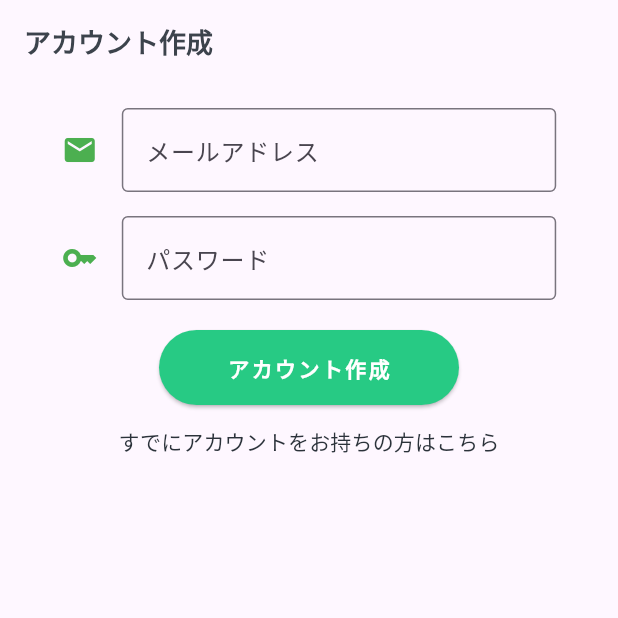
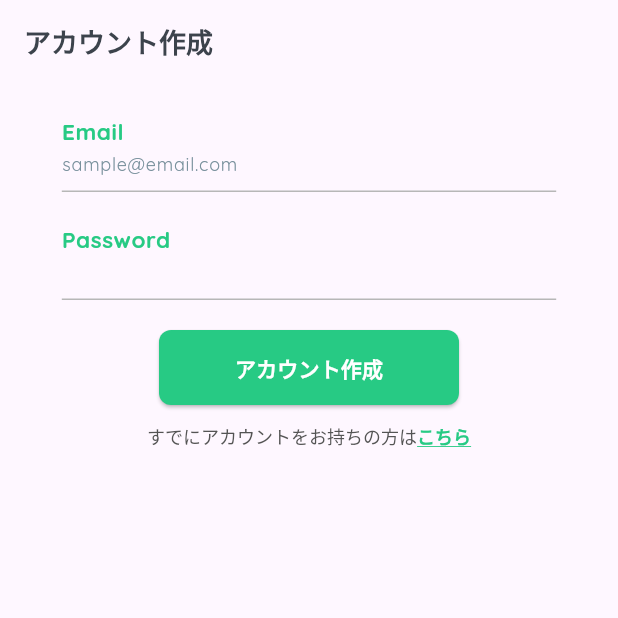
Before and after one commit to YunaSuzuki/timo, a Flutter app: the screen it shows after launch, on a phone screen of 412 x 824 dp, the top half of it. Run offline on Flutter 3.47's test engine with Material 3 defaults, Android fonts, the phone set to English and light mode, and no system bars; our stand-ins replace chat_bubbles, cloud_firestore, firebase_auth, firebase_core, flutter_layout_grid, font_awesome_flutter; accounts and stored records are empty; Roboto replaces fonts that are missing (M_Plus_Rounded_1c).

Commit message:
fix design and add font
fix signUp page design

```diff
--- a/lib/screen/signup_page.dart
+++ b/lib/screen/signup_page.dart
@@ -1,3 +1,4 @@
+import 'package:flutter/gestures.dart';
 import 'package:flutter/material.dart';
 import 'package:firebase_auth/firebase_auth.dart';
 import 'package:timo/screen/signin_page.dart';
@@ -54,7 +55,7 @@
           title: const Text(
             'アカウント作成',
             style: TextStyle(
-              fontWeight: FontWeight.bold,
+              fontWeight: FontWeight.w700,
               color: Color(0xFF3c434c),
               fontSize: 18
             ),
@@ -70,16 +71,17 @@
                 child: TextField(
                   controller: _emailController,
                   decoration: const InputDecoration(
-                    focusedBorder: OutlineInputBorder(
-                      borderSide: BorderSide(color: Color(0xFF27CA84)),
-                      borderRadius: BorderRadius.all(Radius.circular(4.0)),
+                    labelText: 'Email',
+                    floatingLabelStyle: TextStyle(fontSize: 20, color: Color(0xFF27CA84), fontFamily: 'Quicksand', fontWeight: FontWeight.w700),
+                    floatingLabelBehavior: FloatingLabelBehavior.always,
+                    hintText: 'sample@email.com',
+                    hintStyle: TextStyle(fontSize: 12, color: Color(0xFF78909C), fontFamily: 'Quicksand'),
+                    enabledBorder: UnderlineInputBorder(
+                      borderSide: BorderSide(color: Color(0xFFb7b7b7)),
                     ),
-                    border: OutlineInputBorder(
-                      borderSide: BorderSide(color: Color(0xFF27CA84)),
-                      borderRadius: BorderRadius.all(Radius.circular(4.0)),
+                    focusedBorder: UnderlineInputBorder(
+                      borderSide: BorderSide(color: Color(0xFFb7b7b7)),
                     ),
-                    labelText: 'メールアドレス',
-                    icon: Icon(Icons.mail, color: Colors.green,),
                   ),
                 ),
               ),
@@ -91,16 +93,16 @@
                 child: TextField(
                   controller: _passwordController,
                   decoration: const InputDecoration(
-                    focusedBorder: OutlineInputBorder(
-                      borderSide: BorderSide(color: Color(0xFF27CA84)),
-                      borderRadius: BorderRadius.all(Radius.circular(4.0)),
+                    labelText: 'Password',
+                    floatingLabelStyle: TextStyle(fontSize: 20, color: Color(0xFF27CA84), fontFamily: 'Quicksand', fontWeight: FontWeight.bold),
+                    floatingLabelBehavior: FloatingLabelBehavior.always,
+                    hintStyle: TextStyle(fontSize: 12, color: Color(0xFF78909C)),
+                    enabledBorder: UnderlineInputBorder(
+                      borderSide: BorderSide(color: Color(0xFFb7b7b7)),
                     ),
-                    border: OutlineInputBorder(
-                      borderSide: BorderSide(color: Color(0xFF27CA84)),
-                      borderRadius: BorderRadius.all(Radius.circular(4.0)),
+                    focusedBorder: UnderlineInputBorder(
+                      borderSide: BorderSide(color: Color(0xFFb7b7b7)),
                     ),
-                    icon: Icon(Icons.key, color: Colors.green,),
-                    labelText: 'パスワード',
                   ),
                   obscureText: true,
                 ),
@@ -111,29 +113,45 @@
                 child: const Text(
                   'アカウント作成',
                   style: TextStyle(
+                    fontWeight: FontWeight.w700,
                     color: Color(0xFFFFFFFF),
-                    fontWeight: FontWeight.bold,
-                    letterSpacing: 1.6
                   ),
                 ),
                 style: ButtonStyle(
-                    backgroundColor: WidgetStatePropertyAll(Color(0xFF27CA84)),
-                    minimumSize: WidgetStatePropertyAll(Size(200, 50))
+                  backgroundColor: WidgetStatePropertyAll(Color(0xFF27CA84)),
+                  minimumSize: WidgetStatePropertyAll(Size(200, 50)),
+                  shape: WidgetStatePropertyAll(RoundedRectangleBorder(borderRadius: BorderRadius.circular(8.0)))
                 ),
               ),
-              TextButton(
-                onPressed: () {
-                  Navigator.push(
-                    context,
-                    MaterialPageRoute(builder: (_) => const SignInPage()),
-                  );
-                },
-                child: const Text(
-                  'すでにアカウントをお持ちの方はこちら',
+              SizedBox(
+                height: 12,
+              ),
+              RichText(
+                text: TextSpan(
                   style: TextStyle(
-                    color: Color(0xFF2B323A),
+                    fontSize: 12.0,
+                    color: Color(0xFF545454),
                   ),
+                  children: [
+                    TextSpan(text: 'すでにアカウントをお持ちの方は'),
+                    TextSpan(
+                      text: 'こちら',
+                      style: TextStyle(
+                        color: Color(0xFF27CA84),
+                        fontWeight: FontWeight.w700,
+                        decoration: TextDecoration.underline,
+                      ),
+                      recognizer: TapGestureRecognizer()
+                        ..onTap = (){
+                          Navigator.push(
+                            context,
+                            MaterialPageRoute(builder: (_) => const SignInPage()),
+                          );
+                        }
+                    )
+                  ],
                 ),
+
               ),
             ],
           ),
```
